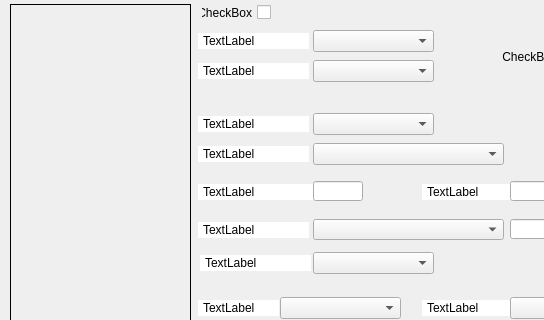
Above: FFXEditor/WeaponPanel.ui from ZTHawk/FFXEditor before the change; both pictures show x 0 to 544 and y 0 to 320 of the 640 by 457 pixel window. Below: the same form after it.
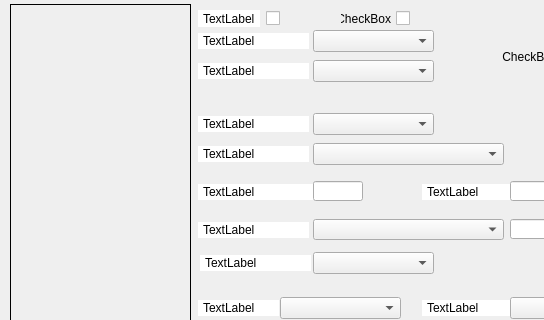
That is the form after the change. Custom widgets are drawn as their Qt base class.

Commit message: * added possibility to hide/unhide a weapon

Patch:
```diff
--- a/FFXEditor/WeaponPanel.ui
+++ b/FFXEditor/WeaponPanel.ui
@@ -76,22 +76,6 @@
     <string notr="true">TextLabel</string>
    </property>
   </widget>
-  <widget class="QCheckBox" name="available">
-   <property name="geometry">
-    <rect>
-     <x>201</x>
-     <y>4</y>
-     <width>70</width>
-     <height>17</height>
-    </rect>
-   </property>
-   <property name="layoutDirection">
-    <enum>Qt::RightToLeft</enum>
-   </property>
-   <property name="text">
-    <string notr="true">CheckBox</string>
-   </property>
-  </widget>
   <widget class="MyLabel" name="equippedChar_Text">
    <property name="geometry">
     <rect>
@@ -428,6 +412,64 @@
     <number>30</number>
    </property>
   </widget>
+  <widget class="QCheckBox" name="hidden">
+   <property name="geometry">
+    <rect>
+     <x>340</x>
+     <y>10</y>
+     <width>70</width>
+     <height>17</height>
+    </rect>
+   </property>
+   <property name="layoutDirection">
+    <enum>Qt::RightToLeft</enum>
+   </property>
+   <property name="text">
+    <string notr="true">CheckBox</string>
+   </property>
+  </widget>
+  <widget class="QWidget" name="widget" native="true">
+   <property name="geometry">
+    <rect>
+     <x>198</x>
+     <y>10</y>
+     <width>121</width>
+     <height>17</height>
+    </rect>
+   </property>
+   <layout class="QHBoxLayout" name="horizontalLayout">
+    <property name="margin">
+     <number>0</number>
+    </property>
+    <item>
+     <widget class="QLabel" name="available_Text">
+      <property name="text">
+       <string>TextLabel</string>
+      </property>
+     </widget>
+    </item>
+    <item>
+     <widget class="QCheckBox" name="available">
+      <property name="text">
+       <string notr="true"/>
+      </property>
+     </widget>
+    </item>
+    <item>
+     <spacer name="horizontalSpacer_2">
+      <property name="orientation">
+       <enum>Qt::Horizontal</enum>
+      </property>
+      <property name="sizeHint" stdset="0">
+       <size>
+        <width>40</width>
+        <height>20</height>
+       </size>
+      </property>
+     </spacer>
+    </item>
+   </layout>
+  </widget>
  </widget>
  <customwidgets>
   <customwidget>
```
The commit also changes 3 other files.
